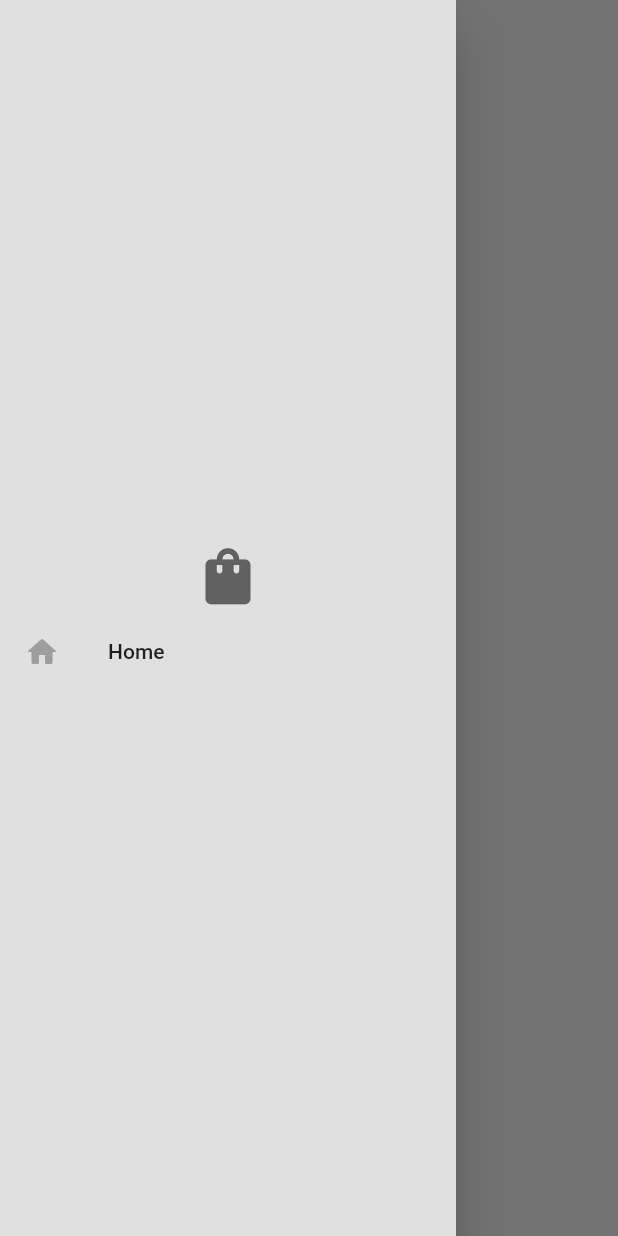
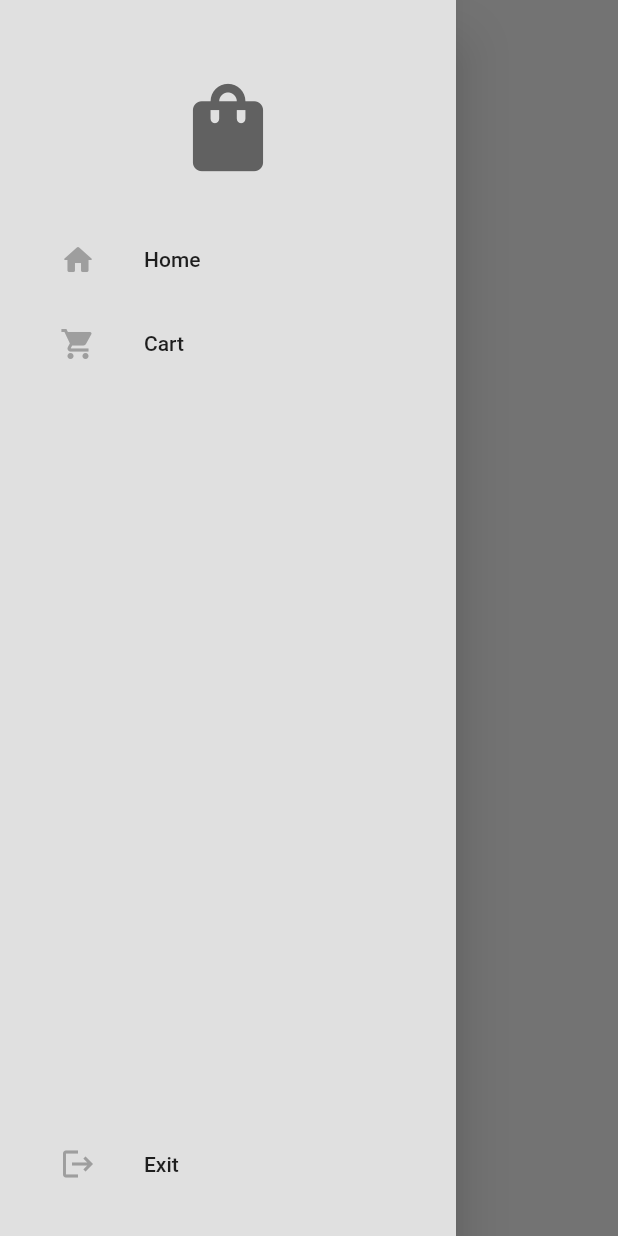
Before and after one commit to sifatullah-haque/ecommerse_app, a Flutter app: the ShopPage screen opened by its route, with the side drawer open, on a phone screen of 412 x 824 dp. Run offline on Flutter 3.47's test engine with Material 2 defaults, Android fonts, the phone set to English and light mode, and no system bars.

Commit message:
drawer completed

```diff
--- a/ecomapp/lib/elements/My_ListTile.dart
+++ b/ecomapp/lib/elements/My_ListTile.dart
@@ -10,13 +10,16 @@ class MyListTile extends StatelessWidget {
 
   @override
   Widget build(BuildContext context) {
-    return ListTile(
-      leading: Icon(
-        icon,
-        color: Colors.grey,
+    return Padding(
+      padding: const EdgeInsets.only(left: 24.0),
+      child: ListTile(
+        leading: Icon(
+          icon,
+          color: Colors.grey,
+        ),
+        title: Text(text),
+        onTap: onTap,
       ),
-      title: Text(text),
-      onTap: onTap,
     );
   }
 }
--- a/ecomapp/lib/elements/my_drawer.dart
+++ b/ecomapp/lib/elements/my_drawer.dart
@@ -6,29 +6,53 @@ class MyDrawer extends StatelessWidget {
 
   @override
   Widget build(BuildContext context) {
-    return Drawer(
+    return SafeArea(
+      child: Drawer(
         backgroundColor: Theme.of(context).colorScheme.background,
         child: Column(
-        mainAxisAlignment: MainAxisAlignment.center,
+          mainAxisAlignment: MainAxisAlignment.spaceBetween,
           crossAxisAlignment: CrossAxisAlignment.center,
           children: [
             //header file or logo
+            Column(
+              children: [
+                SizedBox(
+                  height: 50.0,
+                ),
                 Icon(
                   Icons.shopping_bag,
-            size: 45.0,
+                  size: 70.0,
                   color: Theme.of(context).colorScheme.inversePrimary,
                 ),
-
+                SizedBox(
+                  height: 25.0,
+                ),
                 //list tile
                 MyListTile(
                   icon: Icons.home_rounded,
                   text: "Home",
                   onTap: () {},
+                ),
+                MyListTile(
+                  icon: Icons.shopping_cart,
+                  text: "Cart",
+                  onTap: () {},
+                ),
+              ],
+            ),
+            Padding(
+              padding: const EdgeInsets.only(bottom: 20.0),
+              child: MyListTile(
+                icon: Icons.logout,
+                text: "Exit",
+                onTap: () {},
+              ),
             )
 
             // exit button
           ],
         ),
+      ),
     );
   }
 }
--- a/ecomapp/lib/pages/first_page.dart
+++ b/ecomapp/lib/pages/first_page.dart
@@ -42,7 +42,7 @@ class firstPage extends StatelessWidget {
             //button
             MyButton(
                 onTap: () => Navigator.pushNamed(context, "/shop_page"),
-                child: Icon(
+                child: const Icon(
                   Icons.arrow_right_alt_rounded,
                   size: 25.0,
                 ))
```
Also changed, not shown: ecomapp/lib/elements/new_drawer.dart (deleted, +0 -34 lines). Lines whose indentation alone changed are shown as unchanged.
